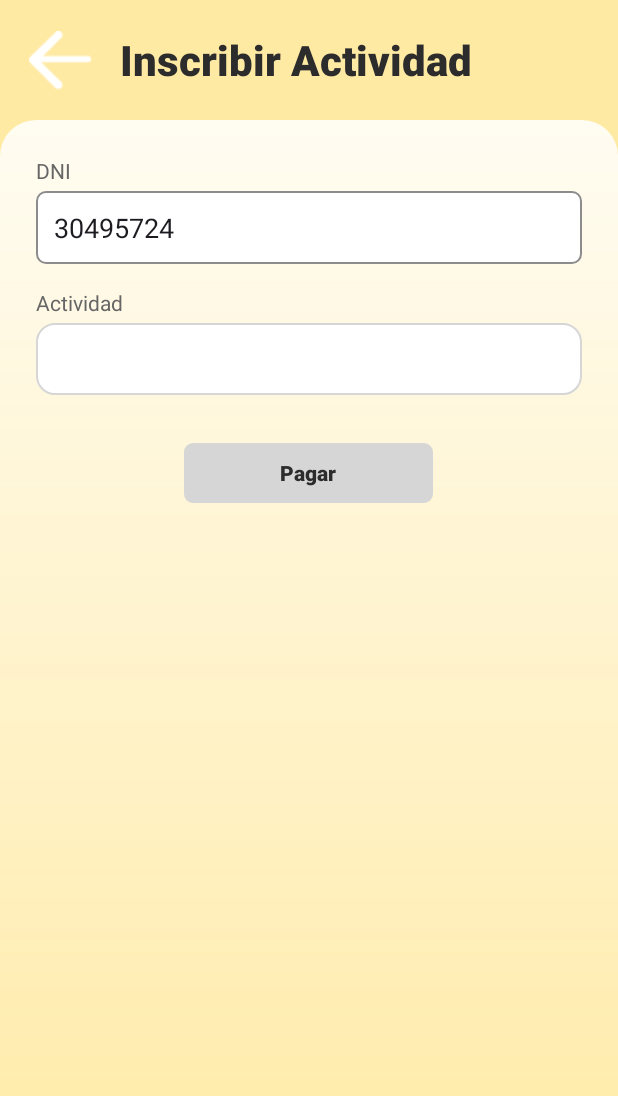
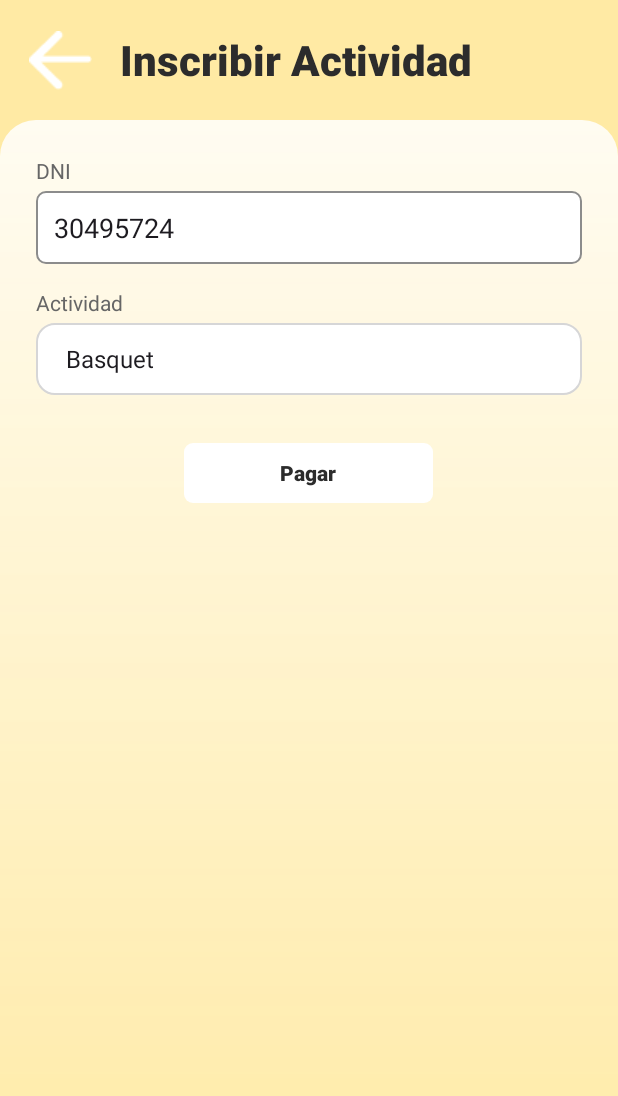
Before and after one commit to Matihp/cd_mobile-app, an Android app: the InscripcionActividadActivity screen opened directly, with no data from a screen before it, on a phone screen of 412 x 824 dp. Shown: the top 1096 px of the screen. Run offline under Robolectric (Android 15) with nearby library versions, the phone set to English and light mode, and no system bars; 1 statement that could not run was skipped.

Commit message:
update values

```diff
--- a/app/src/main/res/values/colors.xml
+++ b/app/src/main/res/values/colors.xml
@@ -17,7 +17,9 @@
     <color name="card_yellow">#FFEFC9</color>
     <color name="card_red">#FADBD8</color>
     <color name="card_blue">#D6EAF8</color>
+    <color name="card_gray">#666888</color>
 
+    <color name="btn_white">#FFFFFFFF</color>
     <color name="btn_beige">#F5E8C7</color>
     <color name="btn_blue">#AEE2FF</color>
     <color name="btn_pink">#F8C8DC</color>
--- a/app/src/main/res/values/strings.xml
+++ b/app/src/main/res/values/strings.xml
@@ -6,7 +6,6 @@
         <item>Tarjeta de débito</item>
         <item>Tarjeta de crédito</item>
         <item>Efectivo</item>
-        <item>Transferencia</item>
     </string-array>
 
     <string-array name="cuotas_tarjeta">
@@ -15,4 +14,12 @@
         <item>6</item>
         <item>12</item>
     </string-array>
+
+    <string-array name="actividades">
+        <item>Basquet</item>
+        <item>Karate</item>
+        <item>Tenis</item>
+        <item>Pilates</item>
+        <item>Voley</item>
+    </string-array>
 </resources>
```
